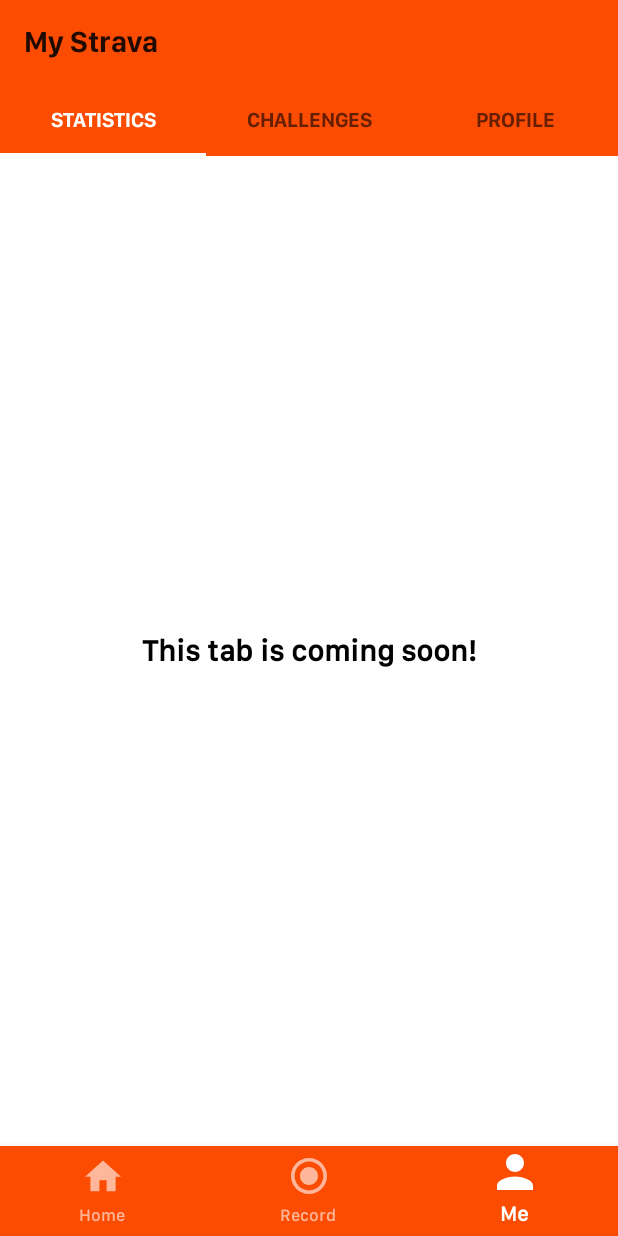
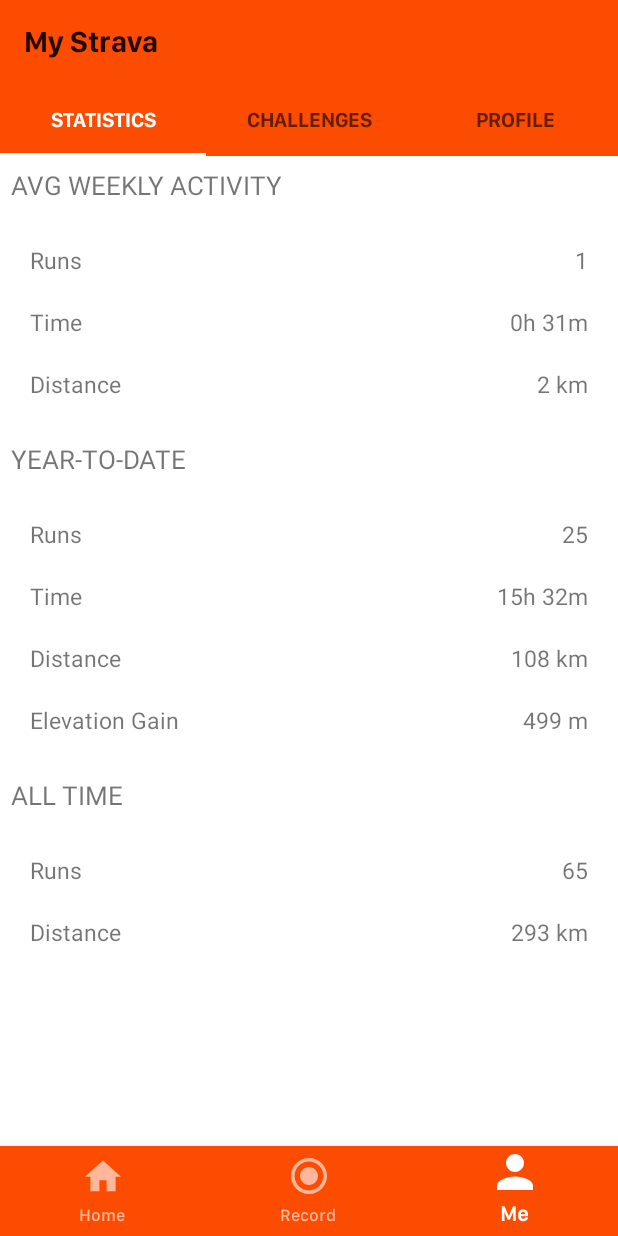
Before and after one commit to tamtamhihi/MyRunningApp, an Android app: the MainActivity screen opened directly, with no data from a screen before it, item 3 of the bottom bar chosen, on a phone screen of 412 x 824 dp. Run offline under Robolectric (Android 15) with nearby library versions, the phone set to English and light mode, and no system bars.

Commit message:
Adding Recording Fragment

```diff
--- a/app/build.gradle
+++ b/app/build.gradle
@@ -24,6 +24,8 @@
 }
 
 dependencies {
+    implementation 'com.google.android.gms:play-services-location:18.0.0'
+
     implementation fileTree(dir: 'libs', include: ['*.jar'])
     implementation "androidx.viewpager2:viewpager2:1.0.0"
     implementation 'com.google.android.material:material:1.4.0-rc01'
@@ -31,6 +33,7 @@
     implementation 'androidx.appcompat:appcompat:1.3.0'
     implementation 'androidx.constraintlayout:constraintlayout:2.0.4'
     implementation 'androidx.legacy:legacy-support-v4:1.0.0'
+    implementation 'com.google.android.gms:play-services-maps:17.0.1'
     testImplementation 'junit:junit:4.12'
     androidTestImplementation 'androidx.test.ext:junit:1.1.2'
     androidTestImplementation 'androidx.test.espresso:espresso-core:3.3.0'
--- a/app/src/main/java/com/example/myrunningapp/MainActivity.java
+++ b/app/src/main/java/com/example/myrunningapp/MainActivity.java
@@ -10,6 +10,7 @@
 
 import com.example.myrunningapp.hometab.HomeBottomTabFragment;
 import com.example.myrunningapp.metab.MeBottomTabFragment;
+import com.example.myrunningapp.recordtab.RunningMapsFragment;
 import com.google.android.material.bottomnavigation.BottomNavigationView;
 
 public class MainActivity extends AppCompatActivity {
@@ -22,7 +23,7 @@
 
         // TODO: 3 tabs: HOME TAB (display all activities), RECORD TAB (record), ME TAB (profile)
         final HomeBottomTabFragment homeFragment = new HomeBottomTabFragment();
-        final ProgressTabFragment activityFragment = new ProgressTabFragment();
+        final RunningMapsFragment recordFragment = new RunningMapsFragment();
         final MeBottomTabFragment meFragment = new MeBottomTabFragment();
 
         setCurrentFragment(homeFragment);
@@ -37,7 +38,7 @@
                         setCurrentFragment(homeFragment);
                         break;
                     case R.id.record:
-                        setCurrentFragment(activityFragment);
+                        setCurrentFragment(recordFragment);
                         break;
                     case R.id.me:
                         setCurrentFragment(meFragment);
--- a/app/src/main/java/com/example/myrunningapp/metab/MyPagerAdapter.java
+++ b/app/src/main/java/com/example/myrunningapp/metab/MyPagerAdapter.java
@@ -12,6 +12,7 @@
 import com.example.myrunningapp.ProgressTabFragment;
 import com.example.myrunningapp.metab.challengestab.ChallengesTabFragment;
 import com.example.myrunningapp.metab.profiletab.ProfileTabFragment;
+import com.example.myrunningapp.metab.statisticstab.StatisticsTabFragment;
 
 public class MyPagerAdapter extends FragmentStateAdapter {
     public MyPagerAdapter(@NonNull FragmentActivity fragmentActivity) {
@@ -26,7 +27,7 @@
         switch (position) {
             // TODO: Case 0 is STATISTIC TAB (personal record,etc.)
             case 0:
-                return new ProgressTabFragment();
+                return new StatisticsTabFragment();
             case 1:
                 return new ChallengesTabFragment();
             case 2:
--- /dev/null
+++ b/app/src/main/java/com/example/myrunningapp/metab/statisticstab/StatisticsTabFragment.java
@@ -0,0 +1,35 @@
+package com.example.myrunningapp.metab.statisticstab;
+
+import android.os.Bundle;
+
+import androidx.fragment.app.Fragment;
+
+import android.view.LayoutInflater;
+import android.view.View;
+import android.view.ViewGroup;
+
+import com.example.myrunningapp.R;
+
+
+public class StatisticsTabFragment extends Fragment {
+
+
+
+    public StatisticsTabFragment() {
+
+    }
+
+
+    @Override
+    public void onCreate(Bundle savedInstanceState) {
+        super.onCreate(savedInstanceState);
+
+    }
+
+    @Override
+    public View onCreateView(LayoutInflater inflater, ViewGroup container,
+                             Bundle savedInstanceState) {
+        // Inflate the layout for this fragment
+        return inflater.inflate(R.layout.fragment_statistics_tab, container, false);
+    }
+}
--- /dev/null
+++ b/app/src/main/res/drawable-anydpi/stop.xml
@@ -0,0 +1,11 @@
+<vector xmlns:android="http://schemas.android.com/apk/res/android"
+    android:width="24dp"
+    android:height="24dp"
+    android:viewportWidth="24"
+    android:viewportHeight="24"
+    android:tint="#333333"
+    android:alpha="0.6">
+  <path
+      android:fillColor="@android:color/white"
+      android:pathData="M6,6h12v12H6z"/>
+</vector>
--- /dev/null
+++ b/app/src/main/res/layout/fragment_statistics_tab.xml
@@ -0,0 +1,177 @@
+<?xml version="1.0" encoding="utf-8"?>
+<ScrollView xmlns:android="http://schemas.android.com/apk/res/android"
+    xmlns:tools="http://schemas.android.com/tools"
+    android:layout_width="match_parent"
+    android:layout_height="match_parent"
+    tools:context=".metab.statisticstab.StatisticsTabFragment"
+    android:orientation="vertical">
+
+
+    <LinearLayout
+        android:layout_width="match_parent"
+        android:layout_height="match_parent"
+        android:orientation="vertical">
+        <TextView
+            android:layout_width="match_parent"
+            android:layout_height="wrap_content"
+            android:text="AVG WEEKLY ACTIVITY"
+            style="@style/header"/>
+        <GridLayout
+            android:layout_width="match_parent"
+            android:layout_height="wrap_content"
+            android:rowCount="3"
+            android:columnCount="2"
+            android:padding="10dp">
+            <TextView
+                android:layout_width="wrap_content"
+                android:layout_height="wrap_content"
+                android:text="Runs"
+                android:layout_columnWeight="1"
+                android:textAlignment="textStart"
+                style="@style/cell_properties"/>
+            <TextView
+                android:layout_width="wrap_content"
+                android:layout_height="wrap_content"
+                android:text="1"
+                android:textAlignment="textEnd"
+                android:layout_columnWeight="1"
+                style="@style/cell_properties"/>
+            <TextView
+                android:layout_width="wrap_content"
+                android:layout_height="wrap_content"
+                android:text="Time"
+                android:layout_columnWeight="1"
+                android:textAlignment="textStart"
+                style="@style/cell_properties"/>
+            <TextView
+                android:layout_width="wrap_content"
+                android:layout_height="wrap_content"
+                android:text="0h 31m"
+                android:textAlignment="textEnd"
+                android:layout_columnWeight="1"
+                style="@style/cell_properties"/>
+            <TextView
+                android:layout_width="wrap_content"
+                android:layout_height="wrap_content"
+                android:text="Distance"
+                android:layout_columnWeight="1"
+                android:textAlignment="textStart"
+                style="@style/cell_properties"/>
+            <TextView
+                android:layout_width="wrap_content"
+                android:layout_height="wrap_content"
+                android:text="2 km"
+                android:textAlignment="textEnd"
+                android:layout_columnWeight="1"
+                style="@style/cell_properties"/>
+        </GridLayout>
+        <TextView
+            android:layout_width="match_parent"
+            android:layout_height="wrap_content"
+            android:text="YEAR-TO-DATE"
+            style="@style/header"/>
+        <GridLayout
+            android:layout_width="match_parent"
+            android:layout_height="wrap_content"
+            android:rowCount="4"
+            android:columnCount="2"
+            android:padding="10dp">
+            <TextView
+                android:layout_width="wrap_content"
+                android:layout_height="wrap_content"
+                android:text="Runs"
+                android:layout_columnWeight="1"
+                android:textAlignment="textStart"
+                style="@style/cell_properties"/>
+            <TextView
+                android:layout_width="wrap_content"
+                android:layout_height="wrap_content"
+                android:text="25"
+                android:textAlignment="textEnd"
+                android:layout_columnWeight="1"
+                style="@style/cell_properties"/>
+            <TextView
+                android:layout_width="wrap_content"
+                android:layout_height="wrap_content"
+                android:text="Time"
+                android:layout_columnWeight="1"
+                android:textAlignment="textStart"
+                style="@style/cell_properties"/>
+            <TextView
+                android:layout_width="wrap_content"
+                android:layout_height="wrap_content"
+                android:text="15h 32m"
+                android:textAlignment="textEnd"
+                android:layout_columnWeight="1"
+                style="@style/cell_properties"/>
+            <TextView
+                android:layout_width="wrap_content"
+                android:layout_height="wrap_content"
+                android:text="Distance"
+                android:layout_columnWeight="1"
+                android:textAlignment="textStart"
+                style="@style/cell_properties"/>
+            <TextView
+                android:layout_width="wrap_content"
+                android:layout_height="wrap_content"
+                android:text="108 km"
+                android:textAlignment="textEnd"
+                android:layout_columnWeight="1"
+                style="@style/cell_properties"/>
+            <TextView
+                android:layout_width="wrap_content"
+                android:layout_height="wrap_content"
+                android:text="Elevation Gain"
+                android:layout_columnWeight="1"
+                android:textAlignment="textStart"
+                style="@style/cell_properties"/>
+            <TextView
+                android:layout_width="wrap_content"
+                android:layout_height="wrap_content"
+                android:text="499 m"
+                android:textAlignment="textEnd"
+                android:layout_columnWeight="1"
+                style="@style/cell_properties"/>
+        </GridLayout>
+        <TextView
+            android:layout_width="match_parent"
+            android:layout_height="wrap_content"
+            android:text="ALL TIME"
+            style="@style/header"/>
+        <GridLayout
+            android:layout_width="match_parent"
+            android:layout_height="wrap_content"
+            android:rowCount="2"
+            android:columnCount="2"
+            android:padding="10dp">
+            <TextView
+                android:layout_width="wrap_content"
+                android:layout_height="wrap_content"
+                android:text="Runs"
+                android:layout_columnWeight="1"
+                android:textAlignment="textStart"
+                style="@style/cell_properties"/>
+            <TextView
+                android:layout_width="wrap_content"
+                android:layout_height="wrap_content"
+                android:text="65"
+                android:textAlignment="textEnd"
+                android:layout_columnWeight="1"
+                style="@style/cell_properties"/>
+            <TextView
+                android:layout_width="wrap_content"
+                android:layout_height="wrap_content"
+                android:text="Distance"
+                android:layout_columnWeight="1"
+                android:textAlignment="textStart"
+                style="@style/cell_properties"/>
+            <TextView
+                android:layout_width="wrap_content"
+                android:layout_height="wrap_content"
+                android:text="293 km"
+                android:textAlignment="textEnd"
+                android:layout_columnWeight="1"
+                style="@style/cell_properties"/>
+        </GridLayout>
+    </LinearLayout>
+</ScrollView>
--- a/app/src/main/res/values/strings.xml
+++ b/app/src/main/res/values/strings.xml
@@ -5,5 +5,7 @@
         <item>Running Distance</item>
         <item>Running Steps</item>
     </array>
+    <!-- TODO: Remove or change this placeholder text -->
+    <string name="hello_blank_fragment">Hello blank fragment</string>
 
 </resources>
--- a/app/src/main/res/values/styles.xml
+++ b/app/src/main/res/values/styles.xml
@@ -69,4 +69,29 @@
     <style name="Tab" parent="Toolbar">
         <item name="android:textSize">14sp</item>
     </style>
+
+    <style name="header">
+        <item name="android:padding">7dp</item>
+        <item name="android:textSize">17sp</item>
+    </style>
+    <style name="cell_properties">
+        <item name="android:padding">10dp</item>
+        <item name="android:textSize">15sp</item>
+    </style>
+
+    <style name="cell_real_name">
+        <item name="android:layout_columnWeight">1</item>
+        <item name="android:padding">5dp</item>
+        <item name="android:textSize">15sp</item>
+        <item name="fontFamily">@font/text</item>
+
+
+    </style>
+    <style name="cell_real_index">
+        <item name="android:layout_columnWeight">1</item>
+        <item name="android:padding">5dp</item>
+        <item name="fontFamily">@font/bold</item>
+        <item name="android:textSize">25sp</item>
+
+    </style>
 </resources>
```
Also changed, not shown: app/src/debug/res/values/google_maps_api.xml (added, +24 -0 lines), app/src/main/AndroidManifest.xml (+21 -0 lines), app/src/main/java/com/example/myrunningapp/recordtab/RunningMapsFragment.java (added, +245 -0 lines), app/src/main/res/layout/fragment_running_maps.xml (added, +114 -0 lines), app/src/main/res/drawable-hdpi/stop.png (added), app/src/main/res/drawable-mdpi/stop.png (added), app/src/main/res/drawable-xhdpi/stop.png (added), app/src/main/res/drawable-xxhdpi/stop.png (added), 1 other file.
